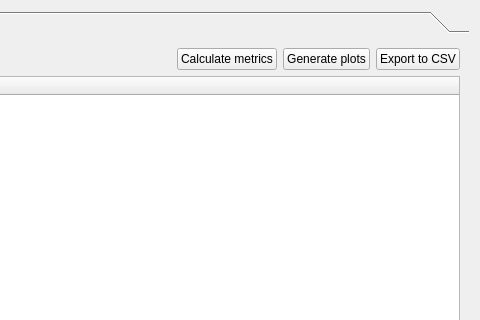
The window that apps/traceAnalyzer/evaluationtool.ui (tukl-msd/DRAMSys) describes before a commit, drawn with Qt 5; both pictures show x 389 to 869 and y 0 to 320 of the 869 by 514 pixel window.
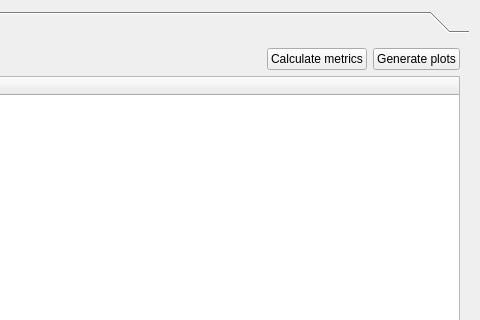
The same window after the commit. Custom widgets are drawn as their Qt base class.

```diff
--- a/apps/traceAnalyzer/evaluationtool.ui
+++ b/apps/traceAnalyzer/evaluationtool.ui
@@ -84,13 +84,6 @@
                </property>
               </widget>
              </item>
-             <item>
-              <widget class="QPushButton" name="btn_exportCSV">
-               <property name="text">
-                <string>Export to CSV</string>
-               </property>
-              </widget>
-             </item>
             </layout>
            </item>
            <item>
```
